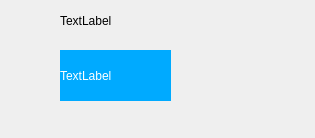
hellightning/QTencentClient, file mymsgitem.ui: the form before one commit.
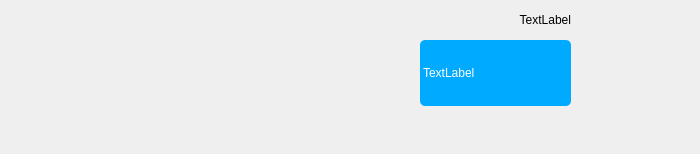
The form after the commit.

```diff
--- a/mymsgitem.ui
+++ b/mymsgitem.ui
@@ -6,43 +6,66 @@
    <rect>
     <x>0</x>
     <y>0</y>
-    <width>315</width>
-    <height>138</height>
+    <width>700</width>
+    <height>154</height>
    </rect>
   </property>
   <property name="windowTitle">
    <string>Form</string>
   </property>
-  <widget class="QLabel" name="nickName">
-   <property name="geometry">
-    <rect>
-     <x>60</x>
-     <y>10</y>
-     <width>71</width>
-     <height>21</height>
-    </rect>
-   </property>
-   <property name="text">
-    <string>TextLabel</string>
-   </property>
-  </widget>
   <widget class="QLabel" name="MsgBoard">
    <property name="geometry">
     <rect>
-     <x>60</x>
-     <y>50</y>
-     <width>111</width>
-     <height>51</height>
+     <x>420</x>
+     <y>30</y>
+     <width>171</width>
+     <height>81</height>
     </rect>
    </property>
+   <property name="sizePolicy">
+    <sizepolicy hsizetype="Preferred" vsizetype="Preferred">
+     <horstretch>0</horstretch>
+     <verstretch>0</verstretch>
+    </sizepolicy>
+   </property>
    <property name="styleSheet">
     <string notr="true">background-color: rgb(0, 170, 255);
-color: rgb(255, 255, 255);</string>
+color: rgb(255, 255, 255);
+margin-right: 20px;
+margin-top:10px;
+border-radius: 5px;
+margin-bottom: 5px;
+</string>
    </property>
    <property name="text">
     <string>TextLabel</string>
    </property>
   </widget>
+  <widget class="QLabel" name="nickName">
+   <property name="geometry">
+    <rect>
+     <x>490</x>
+     <y>10</y>
+     <width>81</width>
+     <height>20</height>
+    </rect>
+   </property>
+   <property name="sizePolicy">
+    <sizepolicy hsizetype="Preferred" vsizetype="Fixed">
+     <horstretch>0</horstretch>
+     <verstretch>0</verstretch>
+    </sizepolicy>
+   </property>
+   <property name="styleSheet">
+    <string notr="true"/>
+   </property>
+   <property name="text">
+    <string>TextLabel</string>
+   </property>
+   <property name="alignment">
+    <set>Qt::AlignRight|Qt::AlignTrailing|Qt::AlignVCenter</set>
+   </property>
+  </widget>
  </widget>
  <resources/>
  <connections/>
```
